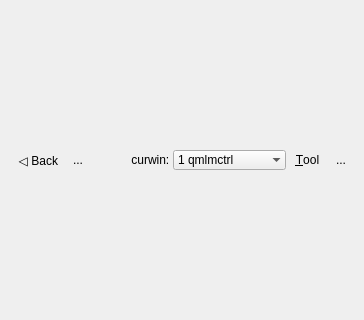
The window that qofiaui/mainform.ui (envsh/tox-homeserver) describes before a commit, drawn with Qt 5; both pictures show x 0 to 364 and y 137 to 457 of the 364 by 595 pixel window.
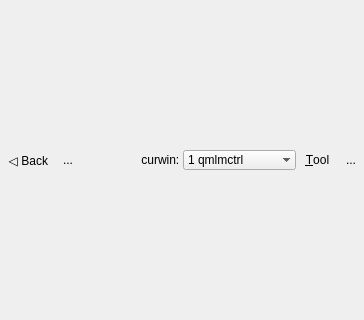
The same window after the commit. Icons and pictures are not drawn.

Commit message: fix left click. split qrc. malloc_trim

Patch:
```diff
--- a/qofiaui/mainform.ui
+++ b/qofiaui/mainform.ui
@@ -14,6 +14,21 @@
    <string>Form</string>
   </property>
   <layout class="QVBoxLayout" name="verticalLayout">
+   <property name="spacing">
+    <number>1</number>
+   </property>
+   <property name="leftMargin">
+    <number>1</number>
+   </property>
+   <property name="topMargin">
+    <number>1</number>
+   </property>
+   <property name="rightMargin">
+    <number>1</number>
+   </property>
+   <property name="bottomMargin">
+    <number>1</number>
+   </property>
    <item>
     <layout class="QHBoxLayout" name="horizontalLayout_7">
      <property name="spacing">
```
The commit also changes 17 other files.
